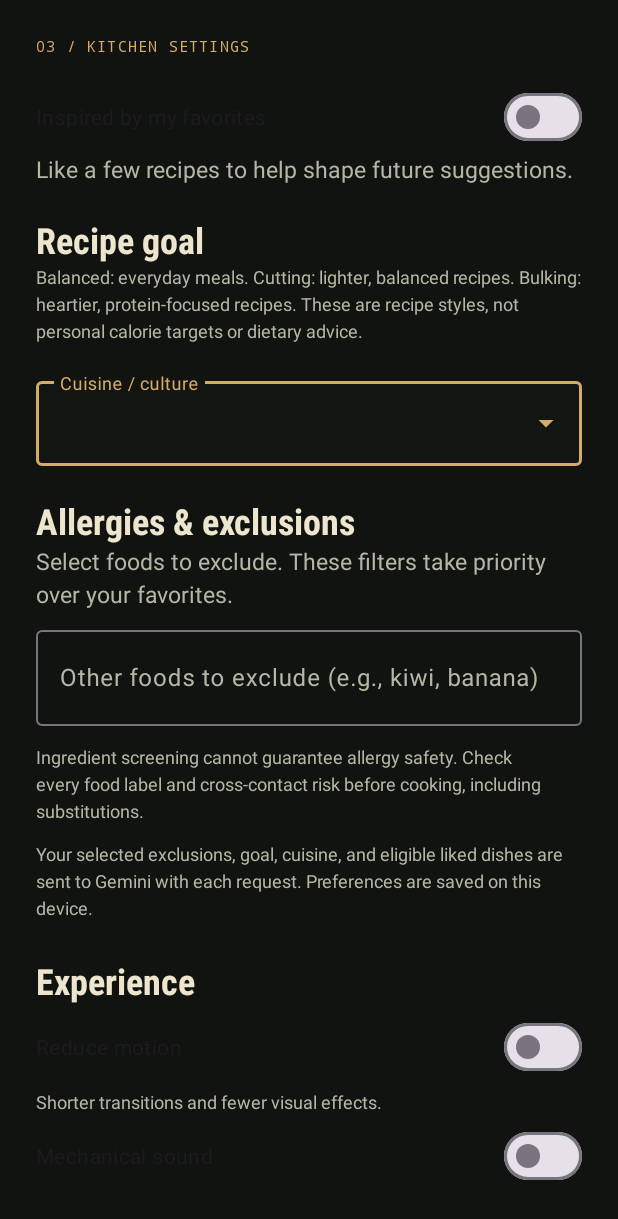
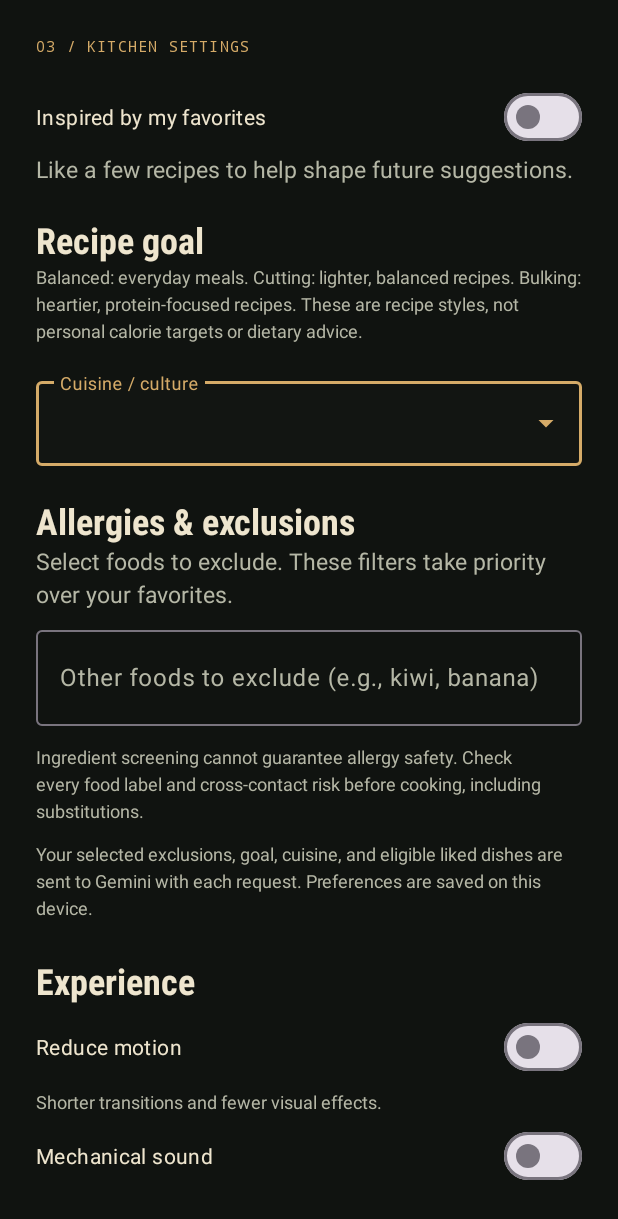
Before and after one commit to jojn010/DishRoulette, an Android app: the layout dialog_preferences.xml on its own in the app's theme, with its tools: preview values and no code run, on a phone screen of 412 x 824 dp. Shown: the top 1219 px of the screen. Run offline under Robolectric (Android 15) with nearby library versions, the phone set to English and light mode, and no system bars.

Commit message:
Keep preferences switch labels readable on peach dialogs

```diff
--- a/app/build.gradle.kts
+++ b/app/build.gradle.kts
@@ -12,8 +12,8 @@ android {
         applicationId = "com.example.dishroulette"
         minSdk = 24
         targetSdk = 37
-        versionCode = 31
-        versionName = "1.7.5"
+        versionCode = 32
+        versionName = "1.7.6"
 
         testInstrumentationRunner = "androidx.test.runner.AndroidJUnitRunner"
     }
--- a/app/src/main/res/layout/dialog_preferences.xml
+++ b/app/src/main/res/layout/dialog_preferences.xml
@@ -1,7 +1,7 @@
 <androidx.core.widget.NestedScrollView xmlns:android="http://schemas.android.com/apk/res/android" xmlns:app="http://schemas.android.com/apk/res-auto" android:layout_width="match_parent" android:layout_height="wrap_content" android:fillViewport="true">
 <LinearLayout android:layout_width="match_parent" android:layout_height="wrap_content" android:orientation="vertical" android:padding="24dp">
     <TextView style="@style/Instrument" android:text="@string/kitchen_03_kitchen_settings" android:layout_marginBottom="16dp"/>
-    <com.google.android.material.materialswitch.MaterialSwitch android:id="@+id/switchFavorites" android:layout_width="match_parent" android:layout_height="wrap_content" android:minHeight="48dp" android:text="@string/use_favorites"/>
+    <com.google.android.material.materialswitch.MaterialSwitch android:id="@+id/switchFavorites" android:textColor="?attr/kitchenInk" android:layout_width="match_parent" android:layout_height="wrap_content" android:minHeight="48dp" android:text="@string/use_favorites"/>
     <TextView android:id="@+id/tvTasteSummary" style="@style/BodyText" android:text="@string/taste_empty"/>
     <TextView style="@style/SectionTitle" android:layout_marginTop="20dp" android:text="@string/goal_label"/>
     <com.google.android.material.chip.ChipGroup android:id="@+id/goalChips" android:layout_width="match_parent" android:layout_height="wrap_content" app:singleSelection="true" app:selectionRequired="true"/>
@@ -18,8 +18,8 @@
     <TextView style="@style/BodyText" android:layout_marginTop="12dp" android:text="@string/allergy_note" android:textSize="12sp"/>
     <TextView style="@style/BodyText" android:layout_marginTop="12dp" android:text="@string/preferences_privacy" android:textSize="12sp"/>
 <TextView style="@style/SectionTitle" android:layout_marginTop="24dp" android:text="@string/kitchen_experience"/>
-<com.google.android.material.materialswitch.MaterialSwitch android:id="@+id/switchMotion" android:layout_width="match_parent" android:layout_height="wrap_content" android:minHeight="56dp" android:text="@string/kitchen_reduce_motion"/>
+<com.google.android.material.materialswitch.MaterialSwitch android:id="@+id/switchMotion" android:textColor="?attr/kitchenInk" android:layout_width="match_parent" android:layout_height="wrap_content" android:minHeight="56dp" android:text="@string/kitchen_reduce_motion"/>
 <TextView style="@style/BodyText" android:text="@string/kitchen_shorter_transitions_steady_camera_and_softer_firing_effects" android:textSize="12sp"/>
-<com.google.android.material.materialswitch.MaterialSwitch android:id="@+id/switchSound" android:layout_width="match_parent" android:layout_height="wrap_content" android:minHeight="56dp" android:text="@string/kitchen_mechanical_sound"/>
+<com.google.android.material.materialswitch.MaterialSwitch android:id="@+id/switchSound" android:textColor="?attr/kitchenInk" android:layout_width="match_parent" android:layout_height="wrap_content" android:minHeight="56dp" android:text="@string/kitchen_mechanical_sound"/>
 </LinearLayout>
 </androidx.core.widget.NestedScrollView>
```
Also changed, not shown: 2 other files.
